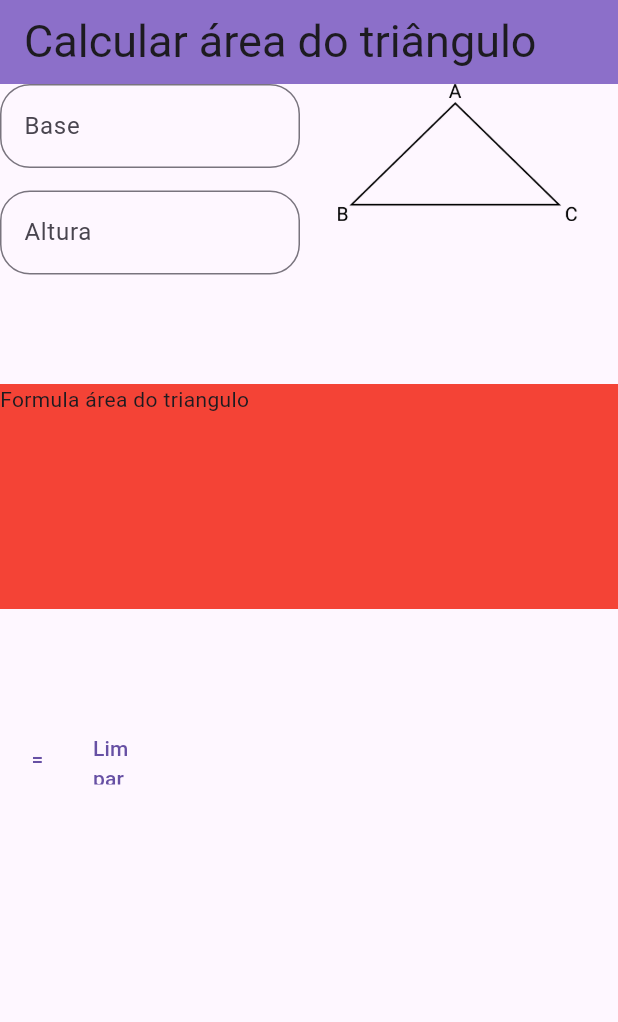
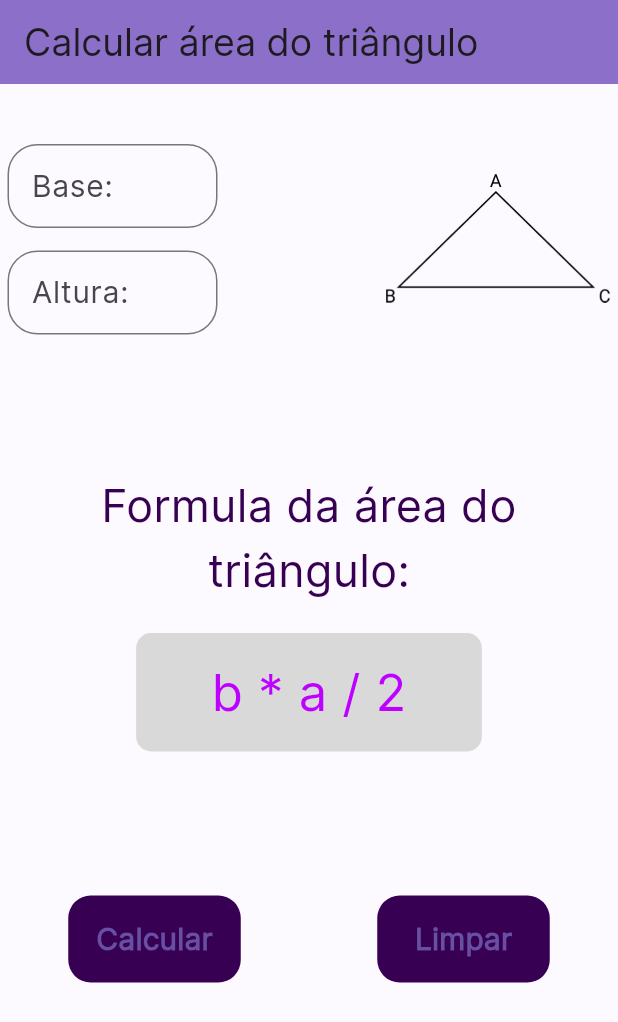
Before and after one commit to Mello8266/App-calculo-triangulo, a Flutter app: the screen it shows after launch, on a phone screen of 412 x 824 dp. Shown: the top 1022 px of the screen. Run offline on Flutter 3.47's test engine with Material 3 defaults, Android fonts, the phone set to English and light mode, and no system bars.

Commit message:
Branch finalizada

```diff
--- a/lib/widget/botao.dart
+++ /dev/null
@@ -1,19 +0,0 @@
-import 'package:flutter/material.dart';
-
-class Botao extends StatelessWidget {
-  String txt;
-
-  Botao(this.txt);
-
-  @override
-  Widget build(BuildContext context) {
-    return SizedBox(
-      height: 50,
-      width: 50,
-      child: TextButton(onPressed:(){
-
-      }
-      , child: Text(txt)),
-    );
-  }
-}
--- a/lib/widget/container1_coluna.dart
+++ b/lib/widget/container1_coluna.dart
@@ -6,13 +6,14 @@ class ColunaHorizontal extends StatelessWidget {
   @override
   Widget build(BuildContext context) {
     return Container(
-      //margin: EdgeInsets.only(top: 50, left: 5),
+      margin: const EdgeInsets.symmetric(vertical: 10, horizontal: 5),
       child: Row(
+        mainAxisAlignment: MainAxisAlignment.spaceBetween,
         children: <Widget>[
           Column(
             children: <Widget>[
-              TextLado("Base"),
-              TextLado("Altura"),
+              TextLado("Base:"),
+              TextLado("Altura:"),
           ]),
           ImageTriangulo(),
         ],
--- /dev/null
+++ b/lib/widget/container2.dart
@@ -0,0 +1,47 @@
+import 'package:flutter/material.dart';
+
+class Container2 extends StatelessWidget {
+  const Container2({super.key});
+
+  @override
+  Widget build(BuildContext context) {
+    return Column(
+      children: [
+        Container(
+          margin: const EdgeInsets.all(20),
+          child: EstiloTexto("Formula da área do triângulo:", 30, 56, 0, 82)
+        ),
+        Container(
+          padding: const EdgeInsets.symmetric(vertical: 15, horizontal: 50),
+          decoration: BoxDecoration(
+            borderRadius: BorderRadius.circular(10),
+            color: const Color.fromRGBO(217, 217, 217, 100),
+          ),
+          child: EstiloTexto("b * a / 2", 34, 189, 0, 255),
+        )
+      ],
+    );
+  }
+}
+
+
+// ignore: must_be_immutable
+class EstiloTexto extends StatelessWidget{
+  String txt;
+  double tamFont;
+  int r, g, b;
+
+  EstiloTexto(this.txt, this.tamFont, this.r, this.g, this.b, {super.key});
+
+  @override
+  Widget build(BuildContext context){
+    return Text(
+      txt,
+      textAlign: TextAlign.center,
+      style: TextStyle(
+        fontSize: tamFont,
+        fontFamily: 'Inter',
+        color: Color.fromRGBO(r, g, b, 100)
+    ),);
+  }
+}
--- /dev/null
+++ b/lib/widget/container3.dart
@@ -0,0 +1,39 @@
+import 'package:flutter/material.dart';
+
+class ContainerBotao extends StatelessWidget {
+  @override
+  Widget build(BuildContext context) {
+    return Row(
+      mainAxisAlignment: MainAxisAlignment.spaceAround,
+      children: [Botao('Calcular'), Botao('Limpar')],
+    );
+  }
+}
+
+class Botao extends StatelessWidget {
+  String txt;
+
+  Botao(this.txt);
+
+  @override
+  Widget build(BuildContext context) {
+    return Container(
+        width: 115,
+        padding: const EdgeInsets.all(5),
+        decoration: BoxDecoration(
+            borderRadius: BorderRadius.circular(15),
+            color: const Color.fromRGBO(56, 0, 82, 100)),
+        child: TextButton(
+          onPressed: () {},
+          child: Text(
+            txt,
+            style: const TextStyle(
+              fontFamily: "Inter",
+              fontSize: 20,
+              fontWeight: FontWeight.w800
+            ),
+          ),
+        )
+      );
+  }
+}
--- a/lib/widget/home_page.dart
+++ b/lib/widget/home_page.dart
@@ -1,6 +1,7 @@
 import 'package:flutter/material.dart';
-import 'package:flutter_application_1/widget/botao.dart';
 import 'package:flutter_application_1/widget/container1_coluna.dart';
+import 'package:flutter_application_1/widget/container2.dart';
+import 'package:flutter_application_1/widget/container3.dart';
 
 class HomePage extends StatelessWidget {
   const HomePage({super.key});
@@ -12,35 +13,33 @@ class HomePage extends StatelessWidget {
         title: const Text(
           'Calcular área do triângulo',
           style: TextStyle(
-            fontSize: 30,
+            fontSize: 25,
+            fontFamily: 'Inter'
           ),
         ),
-        backgroundColor: Color.fromRGBO(140, 111, 201, 100),
+        backgroundColor: const Color.fromRGBO(140, 111, 201, 100),
       ),
-
       body: SafeArea(
+        child: Container(
+          color: const Color.fromRGBO(252, 250, 255, 100),
           child: Column(
             crossAxisAlignment: CrossAxisAlignment.stretch,
             children: [
               Container(
-              height: 200,
-              width: 200,
+                  height: 210,
+                  margin: const EdgeInsets.only(top: 30),
                   child: ColunaHorizontal()),
               Container(
-              height: 150,
+                height: 230,
                 width: 200,
-              color: Colors.red,
-              child: Text("Formula área do triangulo"),
-            ),
+                child: const Center(child: Container2())),
               Container(
                 height: 200,
                 width: 200,
-              child: Row(children: [
-                Botao('='),
-                Botao('Limpar'),
-              ],),
+                child: ContainerBotao(),
               )
             ],
+          ),
         ),
       ),
     );
--- a/lib/widget/image_triangulo.dart
+++ b/lib/widget/image_triangulo.dart
@@ -5,11 +5,11 @@ class ImageTriangulo extends StatelessWidget {
   @override
   Widget build(BuildContext context) {
     return Container(
-      margin: EdgeInsets.only(left: 25),
+      margin: const EdgeInsets.only(left: 25),
       alignment: Alignment.topRight,
-      width: 160,
-      height: 550,
-      child: Image(image: AssetImage('image/triangulo.png')),
+      width: 150,
+      height: 150,
+      child: const Image(image: AssetImage('image/triangulo.png')),
     );
   }
 }
--- a/lib/widget/textLado.dart
+++ b/lib/widget/textLado.dart
@@ -11,14 +11,20 @@ class TextLado extends StatelessWidget {
     return Container(
       margin: EdgeInsets.only(bottom: 15),
       child: SizedBox(
-        width: 200,
+        width: 140,
         // height: 60,
         child: TextFormField(
+
           decoration: InputDecoration(
               labelText: text,
+              labelStyle: const TextStyle(
+                fontFamily: 'Inter',
+                fontSize: 20
+              ),
               border:
                   OutlineInputBorder(
-                    borderRadius: BorderRadius.circular(20))),
+                    borderRadius: BorderRadius.circular(20)),
+                    ),
         ),
       ),
     );
```
Also changed, not shown: pubspec.yaml (+4 -14 lines), fonts/Inter-Regular.ttf (added), image/triangulo.jpg (added), lib/widget/myApp.dart (line endings or trailing spaces). Lines whose indentation alone changed are shown as unchanged.
